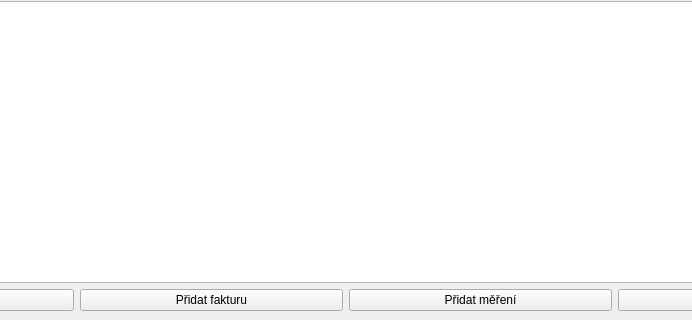
Old version of the form mainwindow.ui in the repository jelazi/ElectricityCounter; both pictures show x 198 to 890 and y 346 to 666 of the 1088 by 666 pixel window.
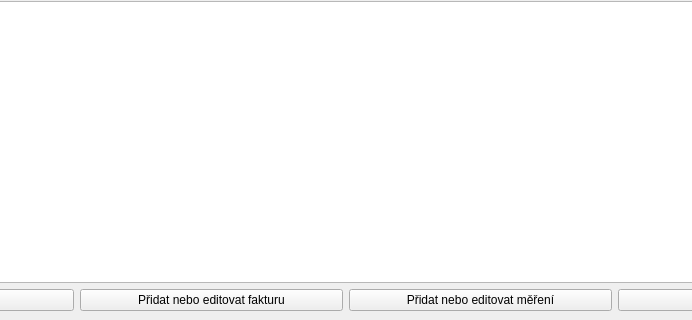
New version of the form.

What changed in the file:
```diff
--- a/mainwindow.ui
+++ b/mainwindow.ui
@@ -68,14 +68,14 @@
       <item>
        <widget class="QPushButton" name="addInvoice">
         <property name="text">
-         <string>Přidat fakturu</string>
+         <string>Přidat nebo editovat fakturu</string>
         </property>
        </widget>
       </item>
       <item>
        <widget class="QPushButton" name="btnAddEntry">
         <property name="text">
-         <string>Přidat měření</string>
+         <string>Přidat nebo editovat měření</string>
         </property>
        </widget>
       </item>
```
